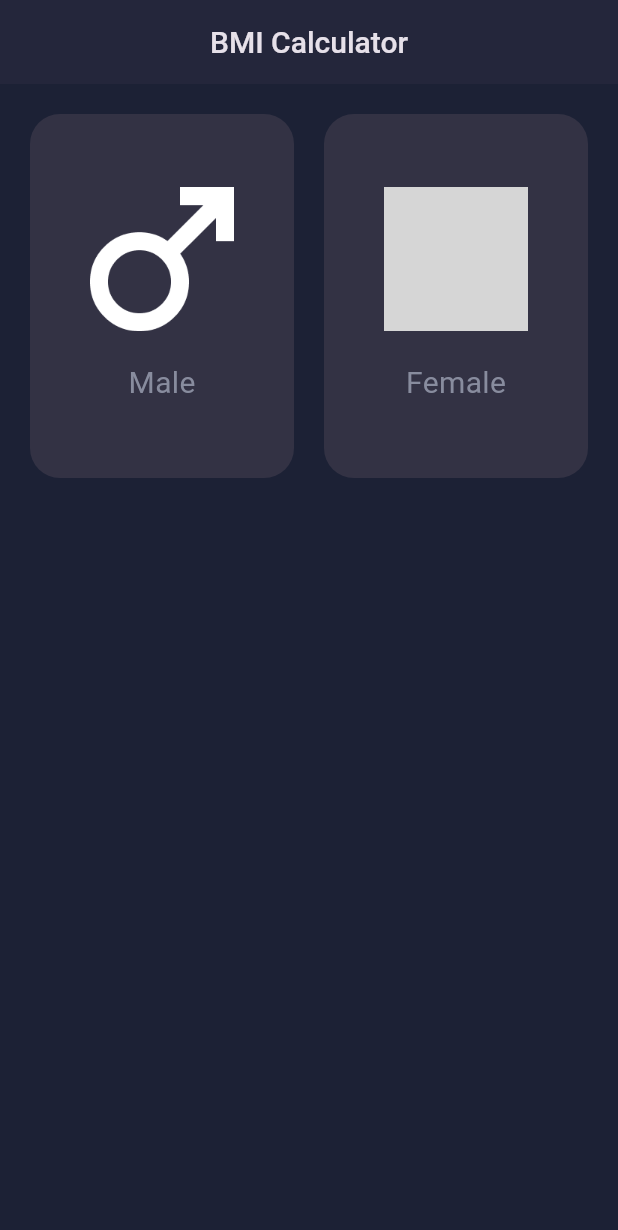
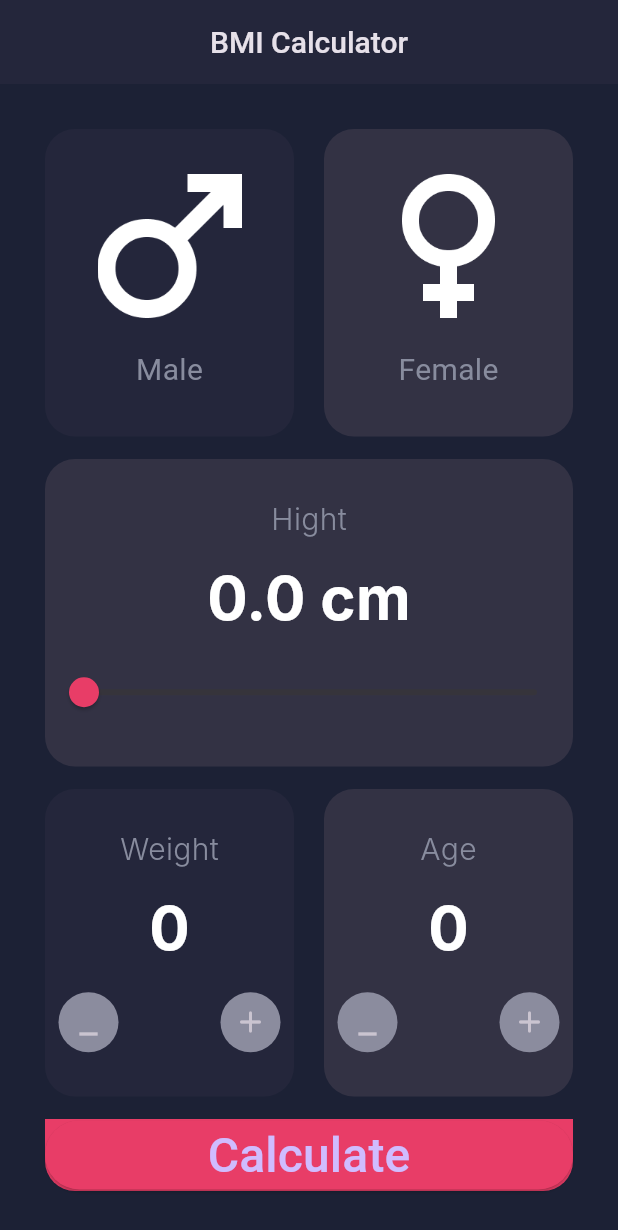
Before and after one commit to Broken2o/BMI_Calculator, a Flutter app: the screen it shows after launch, on a phone screen of 412 x 824 dp. Shown: the top 1230 px of the screen. Run offline on Flutter 3.47's test engine with Material 3 defaults, Android fonts, the phone set to English and light mode, and no system bars; Roboto replaces fonts that are missing (Inter); grey boxes are pictures that could not be loaded.

Commit message:
Up_dated

```diff
--- a/lib/views/home.dart
+++ b/lib/views/home.dart
@@ -1,8 +1,19 @@
+import 'package:bmi/views/result.dart';
+import 'package:bmi/widget/Button_Calculator.dart';
 import 'package:bmi/widget/gender_countainer.dart';
 import 'package:flutter/material.dart';
-class HomeScreen extends StatelessWidget {
+
+import '../widget/Counter_Countainer.dart';
+class HomeScreen extends StatefulWidget {
   const HomeScreen({super.key});
 
+  @override
+  State<HomeScreen> createState() => _HomeScreenState();
+}
+
+class _HomeScreenState extends State<HomeScreen> {
+
+  double _value = 0.0;
   @override
   Widget build(BuildContext context) {
     return Scaffold(
@@ -18,7 +29,7 @@ class HomeScreen extends StatelessWidget {
       body: Container(
         color: const Color(0xff1C2135),
         child: Padding(
-          padding: const EdgeInsets.all(20.0),
+          padding: const EdgeInsets.all(30.0),
           child: Column(
             children: [
               const Expanded(
@@ -29,29 +40,102 @@ class HomeScreen extends StatelessWidget {
                         child: GenderCountainer(
                           gender: 'Male',
                           path: 'assets/images/male.png',
+                          color: Color(0xff24263B),
                         ),
                       ),
                       SizedBox(
                         width: 20,
                       ),
                       Expanded(
-                        child: Expanded(
-                          child: GenderCountainer(
-                            gender: 'Female',
-                            path: 'assets/images/female.png',
-                          ),
+
+                        child: GenderCountainer(
+                          gender: 'Female',
+                          path: 'assets/images/famale.png',
+                          color: Color(0xff333244),
                         ),
                       ),
                     ],
                   ),
                 ),
               ),
+              const SizedBox(height: 15,),
               Expanded(
-                child: Container(),
+                child:
+                Container(
+                    decoration: BoxDecoration(
+                    borderRadius: BorderRadius.circular(20.0),
+                    color: const Color(0xff333244),
+                    ),
+                    child:  Column(
+                      mainAxisAlignment: MainAxisAlignment.center,
+                      children: [
+                        const Text(
+                          "Hight",
+                          style:  TextStyle(
+                            fontSize: 20,
+                            color:  Color(0xff888C9E),
+                            fontWeight: FontWeight.w300,
+                            fontFamily: "Inter",
+                          ),
+                        ),
+                        const SizedBox(height: 10,),
+                        Text(
+                          '$_value cm',
+                          style:  TextStyle(
+                            color: Color(0xffFFFFFF),
+                            fontSize: 40,
+                            fontWeight: FontWeight.w700,
+                            fontFamily: "Inter",
+                            ),
+                          ),
+                        const SizedBox(height: 10,),
+                        Slider(
+                          min:0 ,
+                          max: 400,
+                          divisions: 400,
+                          value: _value,
+                          allowedInteraction: SliderInteraction.tapAndSlide,
+                          activeColor: const Color(0xffE83D67),
+                          onChanged: (double value) {
+                            setState(() {
+                              _value = value;
+                            });
+                          },
+                        ),],),),),
+              const SizedBox(height: 15,),
+              const Expanded(
+                child: SizedBox(
+                  child: Row(
+                    children: [
+                      Expanded(
+                        child: CountCountainer(
+                          item: 'Weight',
+                          color: Color(0xff24263B),
+                        ),
+                      ),
+                      SizedBox(
+                        width: 20,
+                      ),
+                      Expanded(
+
+                        child: CountCountainer(
+                          item: 'Age',
+                          color: Color(0xff333244),
+                        ),
+                      ),
+
+                    ],
+                  ),
+                ),
               ),
-              Expanded(
-                child: Container(),
-              ),
+              const SizedBox(height: 15,),
+              ButtonCalculator(text: "Calculate" ,
+              onPressed:  (){
+                Navigator.push(
+                  context,
+                  MaterialPageRoute(builder: (context) => const ResultScreen()),
+                );
+              },),
             ],
           ),
         ),
--- /dev/null
+++ b/lib/widget/Button_Calculator.dart
@@ -0,0 +1,29 @@
+import 'package:flutter/material.dart';
+
+class ButtonCalculator extends StatelessWidget {
+  const ButtonCalculator({super.key,required this.text , required this.onPressed});
+  final String text;
+  final VoidCallback onPressed;
+
+
+
+  @override
+  Widget build(BuildContext context) {
+    return Container(
+      decoration: const BoxDecoration(
+          borderRadius: BorderRadius.vertical(bottom: Radius.circular(20.0)),
+          color: Color(0xffE83D67)
+      ),
+      width: double.infinity,
+      child: ElevatedButton(
+        onPressed: onPressed ,
+        child:
+         Text(text,
+          style:  const TextStyle(
+              fontSize: 32
+          ),),
+        style: const ButtonStyle(
+            backgroundColor: MaterialStatePropertyAll<Color>(Color(0xffE83D67),)
+        ),
+      ),
+    );}}
--- /dev/null
+++ b/lib/widget/Counter_Countainer.dart
@@ -0,0 +1,75 @@
+import 'package:flutter/material.dart';
+
+class CountCountainer extends StatefulWidget {
+  const CountCountainer({super.key,required this.item ,required this.color});
+  final String item;
+  final Color color;
+
+  @override
+  State<CountCountainer> createState() => _CountCountainerState();
+}
+
+class _CountCountainerState extends State<CountCountainer> {
+  int count=0;
+
+  @override
+  Widget build(BuildContext context) {
+    return Container(
+      decoration: BoxDecoration(
+          borderRadius: BorderRadius.circular(20.0),
+          color: widget.color
+        //const Color(0xff333244),
+      ),
+      child: Column(
+        mainAxisAlignment: MainAxisAlignment.center,
+        children: [
+          Text(
+            widget.item,
+            style:  TextStyle(
+              fontSize: 20,
+              color:  Color(0xff888C9E),
+              fontWeight: FontWeight.w300,
+              fontFamily: "Inter",
+            ),
+          ),
+          const SizedBox(height: 10,),
+          Text(
+            '$count',
+            style:  TextStyle(
+              color: Color(0xffFFFFFF),
+              fontSize: 40,
+              fontWeight: FontWeight.w700,
+              fontFamily: "Inter",
+            ),
+          ),
+          const SizedBox(height: 10,),
+          Row(
+            mainAxisAlignment: MainAxisAlignment.center,
+            children: [
+              IconButton(
+                onPressed: (){
+                  count--;
+                  setState(() {});
+                },
+                icon: const Icon(Icons.minimize),
+                style: const ButtonStyle(
+                    backgroundColor: MaterialStatePropertyAll<Color>(Color(0xff8B8C9E),)
+                ),
+              ),
+              const SizedBox(width: 60,),
+              IconButton(
+                  onPressed: (){
+                    count++;
+                    setState(() {});
+                    },
+                  icon: const Icon(Icons.add_rounded),
+                style: const ButtonStyle(
+                    backgroundColor: MaterialStatePropertyAll<Color>(Color(0xff8B8C9E),)
+                ),
+              )
+            ],
+          )
+        ],
+      ),
+
+    );}}
--- a/lib/widget/gender_countainer.dart
+++ b/lib/widget/gender_countainer.dart
@@ -1,16 +1,18 @@
 import 'package:flutter/material.dart';
 
 class GenderCountainer extends StatelessWidget {
-const GenderCountainer({super.key,required this.gender , required this.path});
+const GenderCountainer({super.key,required this.gender , required this.path,required this.color});
 final String gender;
 final String path;
+final Color color;
 
 @override
 Widget build(BuildContext context) {
 return Container(
   decoration: BoxDecoration(
     borderRadius: BorderRadius.circular(20.0),
-    color: const Color(0xff333244),
+    color: color
+    //const Color(0xff333244),
   ),
   child: Column(
     mainAxisAlignment: MainAxisAlignment.center,
```
Also changed, not shown: lib/views/result.dart (added, +83 -0 lines).
